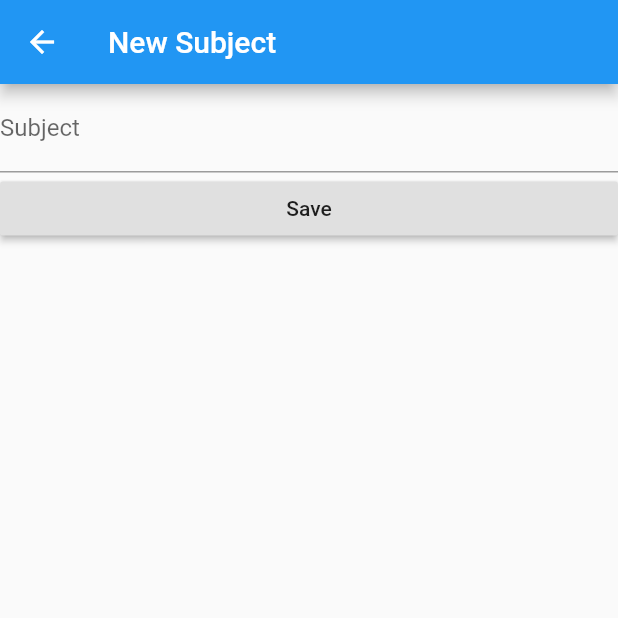
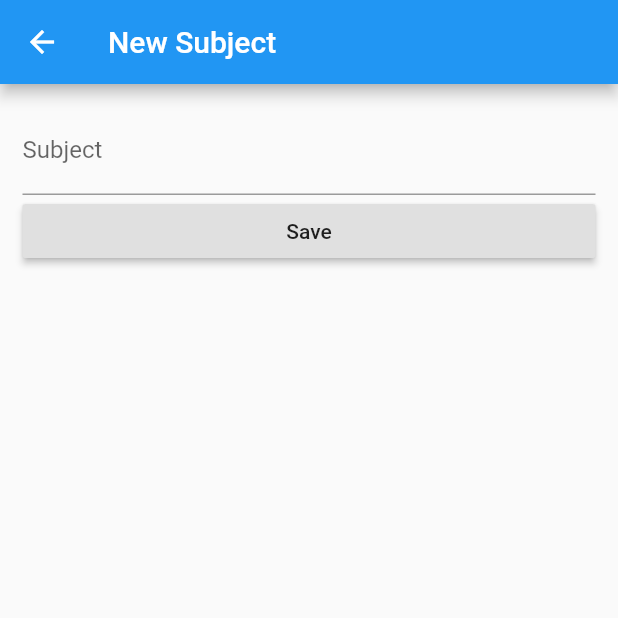
Before and after one commit to apichart2425/flutter_assignment_02, a Flutter app: the AddSrceen screen opened directly, on a phone screen of 412 x 824 dp, the top half of it. Run offline on Flutter 3.47's test engine with Material 2 defaults, Android fonts, the phone set to English and light mode, and no system bars; our stand-ins replace sqflite; accounts and stored records are empty.

```diff
--- a/lib/screenUi/AddScreen.dart
+++ b/lib/screenUi/AddScreen.dart
@@ -19,7 +19,9 @@ class AddlistSrceen extends State<AddSrceen> {
       appBar: AppBar(
         title: Text('New Subject'),
       ),
-      body: Form(
+      body: Padding(
+        padding: const EdgeInsets.all(15.0),
+        child: Form(
           key: _formkey,
           child: ListView(
             children: <Widget>[
@@ -50,6 +52,7 @@ class AddlistSrceen extends State<AddSrceen> {
             ],
           ),
         ),
+      ),
     );
   }
 }
```
Lines whose indentation alone changed are shown as unchanged.
